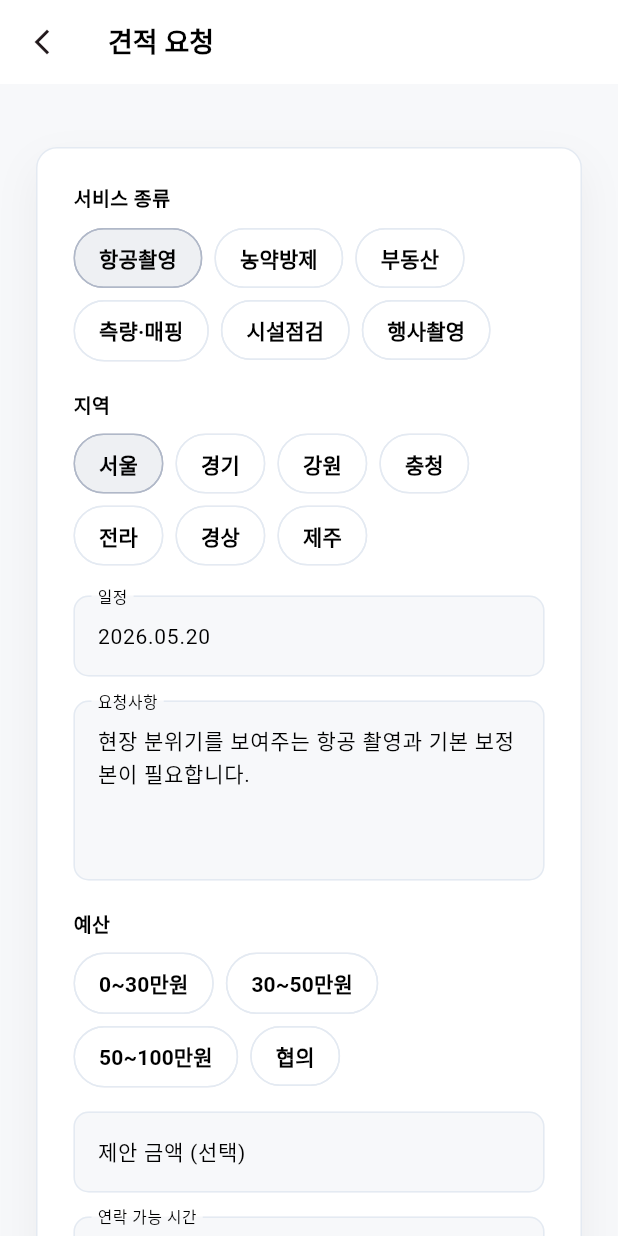
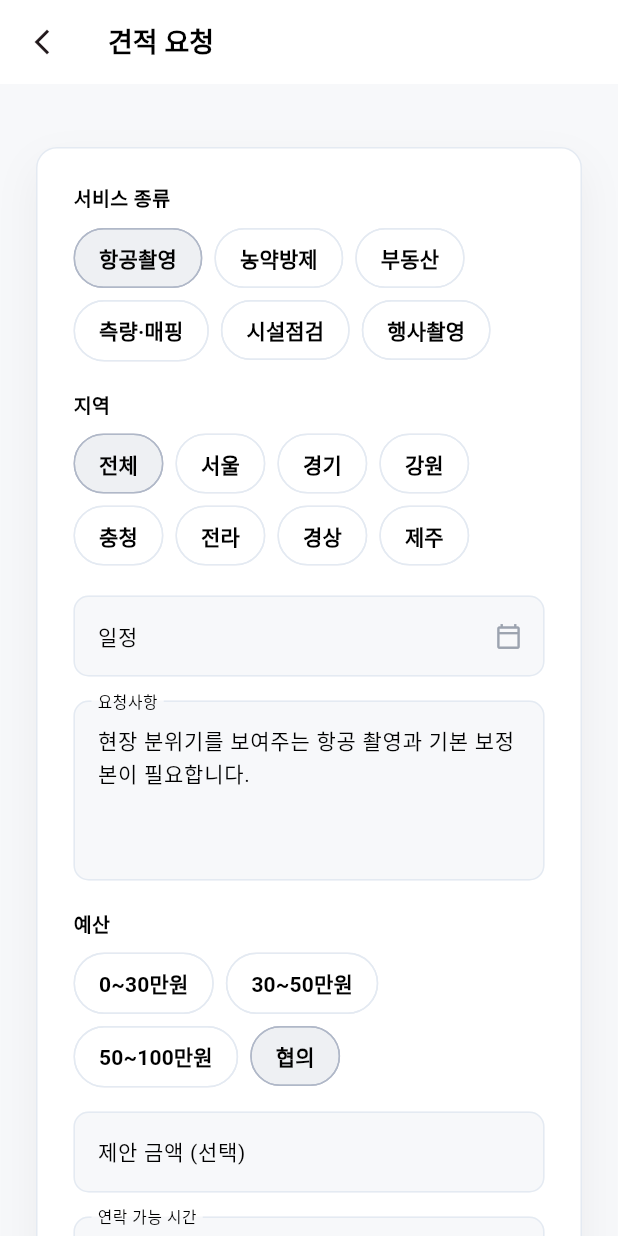
Before and after one commit to FLIP-DRAME/client, a Flutter app: the QuoteRequestPage screen opened directly with empty values, on a phone screen of 412 x 824 dp. Run offline on Flutter 3.47's test engine with Material 3 defaults, Android fonts, the phone set to English and light mode, and no system bars; our stand-ins replace firebase_core, firebase_messaging, flutter_dotenv, flutter_local_notifications, flutter_riverpod, flutter_svg and 3 more; missing offline and left inert: dart:js_interop; accounts and stored records are empty; Roboto replaces fonts that are missing (Pretendard).

Commit message:
Add category and proposed amount handling in quote request updates; enhance date selection UI

```diff
--- a/lib/feat/main/view/component/mobile_redesign_component.dart
+++ b/lib/feat/main/view/component/mobile_redesign_component.dart
@@ -2403,6 +2403,7 @@ class _MobileQuoteEditSheetState extends ConsumerState<_MobileQuoteEditSheet> {
       final store = ref.read(drameStoreProvider);
       await store.updateMyQuoteRequest(
         requestId: widget.quote.id,
+        category: widget.quote.category,
         area: widget.quote.area,
         preferredDate: _dateController.text.trim(),
         detail: _detailController.text.trim(),
--- a/lib/feat/main/view/component/my_quotes_component.dart
+++ b/lib/feat/main/view/component/my_quotes_component.dart
@@ -364,6 +364,7 @@ class _MyQuoteDetailPageState extends State<MyQuoteDetailPage> {
     try {
       await store.updateMyQuoteRequest(
         requestId: quote.id,
+        category: quote.category,
         area: _areaController.text.trim(),
         preferredDate: quote.date,
         detail: _detailController.text.trim(),
@@ -495,8 +496,8 @@ class _QuoteCard extends ConsumerWidget {
   Widget build(BuildContext context, WidgetRef ref) {
     final statusColor = _statusColor(quote.status);
     final displayPrice =
-        quote.price == '-' && quote.budgetRange.isNotEmpty
-            ? quote.budgetRange
+        quote.price == '-' && quote.budgetOption.isNotEmpty
+            ? quote.budgetOption
             : quote.price;
     final showChat = quote.isInProgress && quote.pilotId.isNotEmpty;
     return Material(
--- a/lib/feat/main/viewmodel/main_view_model.dart
+++ b/lib/feat/main/viewmodel/main_view_model.dart
@@ -612,19 +612,23 @@ class DrameStore extends ChangeNotifier {
 
   Future<void> updateMyQuoteRequest({
     required String requestId,
+    required String category,
     required String area,
     required String preferredDate,
     required String detail,
     required String budgetRange,
     required String contactWindow,
+    int? proposedAmount,
   }) async {
     await _api.updateMyQuoteRequest(
       requestId: requestId,
+      category: category,
       area: area,
       preferredDate: preferredDate,
       detail: detail,
       budgetRange: budgetRange,
       contactWindow: contactWindow,
+      proposedAmount: proposedAmount,
     );
     myQuotes = await _api.fetchMyQuotes();
     notifyListeners();
--- a/lib/feat/quote/model/quote_model.dart
+++ b/lib/feat/quote/model/quote_model.dart
@@ -9,6 +9,7 @@ class QuoteRequest {
     required this.detail,
     required this.budgetRange,
     required this.contactWindow,
+    this.proposedAmount,
   });
 
   final DronePilot pilot;
@@ -18,6 +19,7 @@ class QuoteRequest {
   final String detail;
   final String budgetRange;
   final String contactWindow;
+  final int? proposedAmount;
 }
 
 class QuoteEstimate {
--- a/lib/feat/quote/view/component/quote_component.dart
+++ b/lib/feat/quote/view/component/quote_component.dart
@@ -197,6 +197,80 @@ class ChoiceWrap extends StatelessWidget {
   }
 }
 
+class QuoteDateField extends StatelessWidget {
+  const QuoteDateField({
+    super.key,
+    required this.selectedDate,
+    required this.onDateSelected,
+  });
+
+  final DateTime? selectedDate;
+  final ValueChanged<DateTime> onDateSelected;
+
+  String get _formatted {
+    if (selectedDate == null) return '';
+    final y = selectedDate!.year;
+    final m = selectedDate!.month.toString().padLeft(2, '0');
+    final d = selectedDate!.day.toString().padLeft(2, '0');
+    return '$y.$m.$d';
+  }
+
+  @override
+  Widget build(BuildContext context) {
+    return GestureDetector(
+      onTap: () async {
+        final now = DateTime.now();
+        final picked = await showDatePicker(
+          context: context,
+          initialDate: selectedDate ?? now,
+          firstDate: now,
+          lastDate: DateTime(now.year + 2),
+          locale: const Locale('ko', 'KR'),
+          builder: (context, child) => Theme(
+            data: Theme.of(context).copyWith(
+              colorScheme: Theme.of(context).colorScheme.copyWith(
+                surface: Colors.white,
+                surfaceContainerHigh: Colors.white,
+                onSurface: Colors.black,
+                primary: Colors.black,
+                onPrimary: Colors.white,
+              ),
+              dialogTheme: const DialogThemeData(
+                backgroundColor: Colors.white,
+              ),
+            ),
+            child: child!,
+          ),
+        );
+        if (picked != null) onDateSelected(picked);
+      },
+      child: InputDecorator(
+        decoration: InputDecoration(
+          labelText: '일정',
+          labelStyle: QuoteText.body,
+          filled: true,
+          fillColor: quoteSoft,
+          suffixIcon: const Icon(
+            Icons.calendar_today_outlined,
+            size: 18,
+            color: Color(0xFF9CA3AF),
+          ),
+          enabledBorder: OutlineInputBorder(
+            borderRadius: BorderRadius.circular(10),
+            borderSide: const BorderSide(color: quoteLine),
+          ),
+          border: OutlineInputBorder(
+            borderRadius: BorderRadius.circular(10),
+            borderSide: const BorderSide(color: quoteLine),
+          ),
+        ),
+        isEmpty: selectedDate == null,
+        child: Text(_formatted, style: QuoteText.body.copyWith(color: quoteInk)),
+      ),
+    );
+  }
+}
+
 class QuoteTextField extends StatelessWidget {
   const QuoteTextField({
     super.key,
--- a/lib/feat/quote/view/pages/quote_request_page.dart
+++ b/lib/feat/quote/view/pages/quote_request_page.dart
@@ -20,14 +20,33 @@ class QuoteRequestPage extends ConsumerStatefulWidget {
 }
 
 class _QuoteRequestPageState extends ConsumerState<QuoteRequestPage> {
-  final _dateController = TextEditingController();
   final _detailController = TextEditingController();
   final _contactController = TextEditingController();
   final _amountController = TextEditingController();
   String? _category;
   String? _area;
   String _budget = '50만원 이하';
+  DateTime? _selectedDate;
   bool _submitting = false;
+
+  String get _formattedDate {
+    if (_selectedDate == null) return '';
+    final y = _selectedDate!.year;
+    final m = _selectedDate!.month.toString().padLeft(2, '0');
+    final d = _selectedDate!.day.toString().padLeft(2, '0');
+    return '$y.$m.$d';
+  }
+
+  DateTime? _parseDateString(String? dateStr) {
+    if (dateStr == null || dateStr.isEmpty) return null;
+    final parts = dateStr.split('.');
+    if (parts.length != 3) return null;
+    final year = int.tryParse(parts[0]);
+    final month = int.tryParse(parts[1]);
+    final day = int.tryParse(parts[2]);
+    if (year == null || month == null || day == null) return null;
+    return DateTime(year, month, day);
+  }
 
   @override
   void initState() {
@@ -35,16 +54,40 @@ class _QuoteRequestPageState extends ConsumerState<QuoteRequestPage> {
     final quote = widget.initialQuote;
     _category = quote?.category ?? _categoryOptions.first;
     _area = quote?.area ?? _areaOptions.first;
-    _budget = quote?.budgetRange ?? '50만원 이하';
-    _dateController.text = quote?.date ?? '2026.05.20';
+    _budget = _budgetOptionFromMin(quote?.budgetMin) ?? '50만원 이하';
+    _selectedDate = _parseDateString(quote?.date);
     _detailController.text =
         quote?.detail ?? '현장 분위기를 보여주는 항공 촬영과 기본 보정본이 필요합니다.';
     _contactController.text = quote?.contactWindow ?? '평일 오후 2시 이후';
+    _amountController.text = _customAmountFromQuote(quote);
+  }
+
+  String? _budgetOptionFromMin(int? budgetMin) {
+    if (budgetMin == null) return '협의';
+    if (budgetMin == 0) return '0~30만원';
+    if (budgetMin == 300000) return '30~50만원';
+    if (budgetMin == 500000) return '50~100만원';
+    if (budgetMin >= 1000000) return '100만원 이상';
+    return null;
+  }
+
+  String _customAmountFromQuote(UserQuoteSummary? quote) {
+    if (quote == null) return '';
+    final budgetMin = quote.budgetMin;
+    final budgetMax = quote.budgetMax;
+    if (budgetMin == null || budgetMax == null) return '';
+    const standardMaxes = <int, int>{
+      0: 300000,
+      300000: 500000,
+      500000: 1000000,
+    };
+    final standardMax = standardMaxes[budgetMin];
+    if (standardMax == null || budgetMax == standardMax) return '';
+    return '${(budgetMax / 10000).round()}만원';
   }
 
   @override
   void dispose() {
-    _dateController.dispose();
     _detailController.dispose();
     _contactController.dispose();
     _amountController.dispose();
@@ -65,29 +108,29 @@ class _QuoteRequestPageState extends ConsumerState<QuoteRequestPage> {
     }
     setState(() => _submitting = true);
     final messenger = ScaffoldMessenger.of(context);
-    final effectiveBudget =
-        _amountController.text.trim().isNotEmpty
-            ? _amountController.text.trim()
-            : _budget;
+    final proposedAmount = _parseAmount(_amountController.text.trim());
     final request = QuoteRequest(
       pilot: widget.pilot,
       category: category,
       area: area,
-      preferredDate: _dateController.text,
+      preferredDate: _formattedDate,
       detail: _detailController.text,
-      budgetRange: effectiveBudget,
+      budgetRange: _budget,
       contactWindow: _contactController.text,
+      proposedAmount: proposedAmount,
     );
     try {
       final store = ref.read(drameStoreProvider);
       if (_isEditing) {
         await store.updateMyQuoteRequest(
           requestId: widget.initialQuote!.id,
+          category: category,
           area: area,
-          preferredDate: _dateController.text,
+          preferredDate: _formattedDate,
           detail: _detailController.text,
-          budgetRange: effectiveBudget,
+          budgetRange: _budget,
           contactWindow: _contactController.text,
+          proposedAmount: proposedAmount,
         );
       } else {
         await store.submitQuoteRequest(request);
@@ -151,7 +194,10 @@ class _QuoteRequestPageState extends ConsumerState<QuoteRequestPage> {
                     onSelected: (value) => setState(() => _area = value),
                   ),
                   const SizedBox(height: 20),
-                  QuoteTextField(label: '일정', controller: _dateController),
+                  QuoteDateField(
+                    selectedDate: _selectedDate,
+                    onDateSelected: (d) => setState(() => _selectedDate = d),
+                  ),
                   const SizedBox(height: 16),
                   QuoteTextField(
                     label: '요청사항',
@@ -248,8 +294,17 @@ class _QuoteRequestPageState extends ConsumerState<QuoteRequestPage> {
             .where((value) => value.isNotEmpty)
             .toSet()
             .toList();
-    if (values.isNotEmpty) return values;
-    return defaultServiceAreas.where((area) => area != '전체').toList();
+    if (values.isEmpty || values.contains('전체')) return defaultServiceAreas;
+    return <String>['전체', ...values];
+  }
+
+  int? _parseAmount(String text) {
+    if (text.isEmpty) return null;
+    final match = RegExp(r'(\d+)').firstMatch(text);
+    if (match == null) return null;
+    final wan = int.tryParse(match.group(1) ?? '');
+    if (wan == null || wan <= 0) return null;
+    return wan * 10000;
   }
 
   bool get _isEditing => widget.initialQuote != null;
--- a/lib/main.dart
+++ b/lib/main.dart
@@ -4,6 +4,7 @@ import 'package:flutter/foundation.dart';
 import 'package:flutter/material.dart';
 import 'package:flutter_dotenv/flutter_dotenv.dart';
 import 'package:flutter_local_notifications/flutter_local_notifications.dart';
+import 'package:flutter_localizations/flutter_localizations.dart';
 import 'package:flutter_riverpod/flutter_riverpod.dart';
 import 'package:supabase_flutter/supabase_flutter.dart';
 
@@ -115,6 +116,8 @@ class _DrameAppState extends ConsumerState<DrameApp> {
     return MaterialApp.router(
       debugShowCheckedModeBanner: false,
       title: '모두의 드론',
+      localizationsDelegates: GlobalMaterialLocalizations.delegates,
+      supportedLocales: const <Locale>[Locale('ko', 'KR'), Locale('en')],
       routerConfig: appRouter,
       theme: ThemeData(
         fontFamily: DrameTextStyles.fontFamily,
--- a/pubspec.yaml
+++ b/pubspec.yaml
@@ -29,6 +29,8 @@ environment:
 # versions available, run `flutter pub outdated`.
 dependencies:
   flutter:
+    sdk: flutter
+  flutter_localizations:
     sdk: flutter
   web: ^1.0.0
   # The following adds the Cupertino Icons font to your application.
```
Also changed, not shown: lib/feat/main/network/drone_pilot_api.dart (+45 -6 lines), lib/feat/quote/network/quote_api.dart (+14 -1 lines), pubspec.lock.
